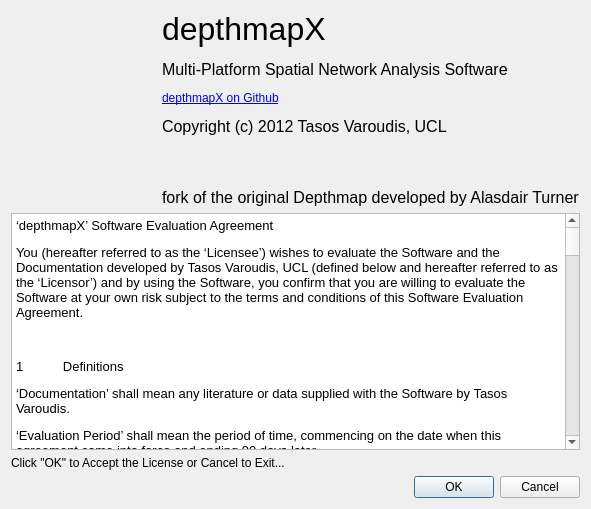
Above: depthmapX/UI/licenseagreement.ui from varoudis/depthmapX before the change. Below: the same form after it.
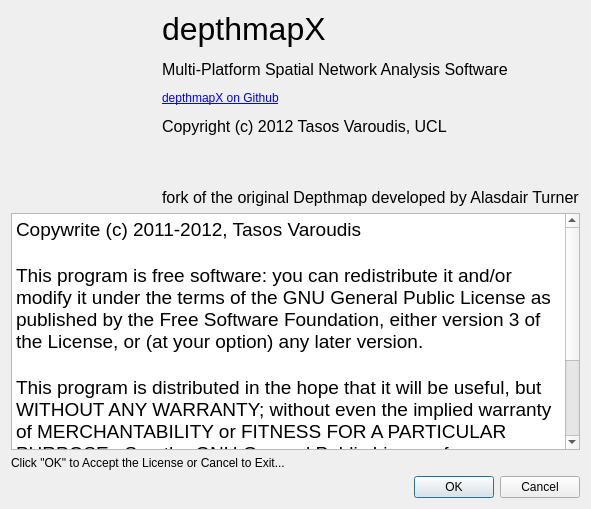
That is the form after the change. Icons and pictures are not drawn.

Patch:
```diff
--- a/depthmapX/UI/licenseagreement.ui
+++ b/depthmapX/UI/licenseagreement.ui
@@ -41,47 +41,13 @@
 &lt;html&gt;&lt;head&gt;&lt;meta name=&quot;qrichtext&quot; content=&quot;1&quot; /&gt;&lt;style type=&quot;text/css&quot;&gt;
 p, li { white-space: pre-wrap; }
 &lt;/style&gt;&lt;/head&gt;&lt;body style=&quot; font-family:'Lucida Grande'; font-size:13pt; font-weight:400; font-style:normal;&quot;&gt;
-&lt;p style=&quot; margin-top:12px; margin-bottom:12px; margin-left:0px; margin-right:0px; -qt-block-indent:0; text-indent:0px;&quot;&gt;&lt;span style=&quot; font-size:10pt; color:#000000;&quot;&gt;‘depthmapX’ Software Evaluation Agreement&lt;/span&gt;&lt;span style=&quot; font-size:10pt;&quot;&gt; &lt;/span&gt;&lt;/p&gt;
-&lt;p style=&quot; margin-top:12px; margin-bottom:12px; margin-left:0px; margin-right:0px; -qt-block-indent:0; text-indent:0px;&quot;&gt;&lt;span style=&quot; font-size:10pt;&quot;&gt;You (hereafter referred to as the ‘Licensee’) wishes to evaluate the Software and the Documentation developed by Tasos Varoudis, UCL (defined below and hereafter referred to as the ‘Licensor’) and by using the Software, you confirm that you are willing to evaluate the Software at your own risk subject to the terms and conditions of this Software Evaluation Agreement. &lt;/span&gt;&lt;/p&gt;
-&lt;p style=&quot;-qt-paragraph-type:empty; margin-top:12px; margin-bottom:12px; margin-left:0px; margin-right:0px; -qt-block-indent:0; text-indent:0px; font-size:10pt;&quot;&gt;&lt;br /&gt;&lt;/p&gt;
-&lt;p style=&quot; margin-top:12px; margin-bottom:12px; margin-left:0px; margin-right:0px; -qt-block-indent:0; text-indent:0px;&quot;&gt;&lt;span style=&quot; font-size:10pt;&quot;&gt;1&lt;/span&gt;&lt;span style=&quot; font-family:'Times New Roman'; font-size:10pt;&quot;&gt;           &lt;/span&gt;&lt;span style=&quot; font-size:10pt;&quot;&gt;Definitions &lt;/span&gt;&lt;/p&gt;
-&lt;p style=&quot; margin-top:12px; margin-bottom:12px; margin-left:0px; margin-right:0px; -qt-block-indent:0; text-indent:0px;&quot;&gt;&lt;span style=&quot; font-size:10pt;&quot;&gt;‘Documentation’ shall mean any literature or data supplied with the Software by Tasos Varoudis. &lt;/span&gt;&lt;/p&gt;
-&lt;p style=&quot; margin-top:12px; margin-bottom:12px; margin-left:0px; margin-right:0px; -qt-block-indent:0; text-indent:0px;&quot;&gt;&lt;span style=&quot; font-size:10pt;&quot;&gt;‘Evaluation Period’ shall mean the period of time, commencing on the date when this agreement came into force and ending 90 days later. &lt;/span&gt;&lt;/p&gt;
-&lt;p style=&quot; margin-top:12px; margin-bottom:12px; margin-left:0px; margin-right:0px; -qt-block-indent:0; text-indent:0px;&quot;&gt;&lt;span style=&quot; font-size:10pt;&quot;&gt;‘Software’ shall mean the depthmapX software to be licensed under this Agreement. &lt;/span&gt;&lt;/p&gt;
-&lt;p style=&quot;-qt-paragraph-type:empty; margin-top:12px; margin-bottom:12px; margin-left:0px; margin-right:0px; -qt-block-indent:0; text-indent:0px; font-size:10pt;&quot;&gt;&lt;br /&gt;&lt;/p&gt;
-&lt;p style=&quot; margin-top:12px; margin-bottom:12px; margin-left:0px; margin-right:0px; -qt-block-indent:0; text-indent:0px;&quot;&gt;&lt;span style=&quot; font-size:10pt;&quot;&gt;2&lt;/span&gt;&lt;span style=&quot; font-family:'Times New Roman'; font-size:10pt;&quot;&gt;           &lt;/span&gt;&lt;span style=&quot; font-size:10pt;&quot;&gt;Software licence &lt;/span&gt;&lt;/p&gt;
-&lt;p style=&quot; margin-top:12px; margin-bottom:12px; margin-left:0px; margin-right:0px; -qt-block-indent:0; text-indent:0px;&quot;&gt;&lt;span style=&quot; font-size:10pt;&quot;&gt;2.1&lt;/span&gt;&lt;span style=&quot; font-family:'Times New Roman'; font-size:10pt;&quot;&gt;       &lt;/span&gt;&lt;span style=&quot; font-size:10pt;&quot;&gt;Licensor hereby grants Licensee the non-exclusive right to use the Software for the purpose of internal evaluation only during the Evaluation Period at the Site. &lt;/span&gt;&lt;/p&gt;
-&lt;p style=&quot; margin-top:12px; margin-bottom:12px; margin-left:0px; margin-right:0px; -qt-block-indent:0; text-indent:0px;&quot;&gt;&lt;span style=&quot; font-size:10pt;&quot;&gt;2.2&lt;/span&gt;&lt;span style=&quot; font-family:'Times New Roman'; font-size:10pt;&quot;&gt;       &lt;/span&gt;&lt;span style=&quot; font-size:10pt;&quot;&gt;Licensee agrees and undertakes to use the Software and to undertake its evaluation without charge to Licensor for the Evaluation Period. &lt;/span&gt;&lt;/p&gt;
-&lt;p style=&quot; margin-top:12px; margin-bottom:12px; margin-left:0px; margin-right:0px; -qt-block-indent:0; text-indent:0px;&quot;&gt;&lt;span style=&quot; font-size:10pt;&quot;&gt;2.3&lt;/span&gt;&lt;span style=&quot; font-family:'Times New Roman'; font-size:10pt;&quot;&gt;       &lt;/span&gt;&lt;span style=&quot; font-size:10pt;&quot;&gt;Licensee may at any time during the Evaluation Period, and must at the end of the Evaluation Period if Licensee decides not to enter into a further agreement with Licensor, uninstall the Software from its computer system and return to Licensor all copies of the Software, together with the Documentation for the Software and all other material containing information concerning the Software which has either been supplied to it or of which it has become aware, whereupon Licensee’s obligations under this Agreement shall cease, other than those under clause 4 of this Agreement. &lt;/span&gt;&lt;/p&gt;
-&lt;p style=&quot;-qt-paragraph-type:empty; margin-top:12px; margin-bottom:12px; margin-left:0px; margin-right:0px; -qt-block-indent:0; text-indent:0px; font-size:10pt;&quot;&gt;&lt;br /&gt;&lt;/p&gt;
-&lt;p style=&quot; margin-top:12px; margin-bottom:12px; margin-left:0px; margin-right:0px; -qt-block-indent:0; text-indent:0px;&quot;&gt;&lt;span style=&quot; font-size:10pt;&quot;&gt;3&lt;/span&gt;&lt;span style=&quot; font-family:'Times New Roman'; font-size:10pt;&quot;&gt;                        &lt;/span&gt;&lt;span style=&quot; font-size:10pt;&quot;&gt;Licensee’s obligations &lt;/span&gt;&lt;/p&gt;
-&lt;p style=&quot; margin-top:12px; margin-bottom:12px; margin-left:0px; margin-right:0px; -qt-block-indent:0; text-indent:0px;&quot;&gt;&lt;span style=&quot; font-size:10pt;&quot;&gt;3.1                   During the Evaluation Period Licensee shall: &lt;/span&gt;&lt;/p&gt;
-&lt;p style=&quot; margin-top:12px; margin-bottom:12px; margin-left:0px; margin-right:0px; -qt-block-indent:0; text-indent:0px;&quot;&gt;&lt;span style=&quot; font-size:10pt;&quot;&gt;(a)&lt;/span&gt;&lt;span style=&quot; font-family:'Times New Roman'; font-size:10pt;&quot;&gt;         &lt;/span&gt;&lt;span style=&quot; font-size:10pt;&quot;&gt;Install and keep the Software installed on its computer system and ensure that the  Software is only used by its employees who would normally use such a product. &lt;/span&gt;&lt;/p&gt;
-&lt;p style=&quot; margin-top:0px; margin-bottom:0px; margin-left:0px; margin-right:0px; -qt-block-indent:0; text-indent:0px;&quot;&gt;&lt;span style=&quot; font-family:'Arial'; font-size:10pt;&quot;&gt;(b)&lt;/span&gt;&lt;span style=&quot; font-family:'Times New Roman'; font-size:10pt;&quot;&gt;        &lt;/span&gt;&lt;span style=&quot; font-family:'Arial'; font-size:10pt;&quot;&gt;Provide Licensor with verbal and written reports on the Software’s performance&lt;/span&gt;&lt;span style=&quot; font-family:'Arial'; font-size:10pt; font-style:italic;&quot;&gt;. &lt;/span&gt;&lt;span style=&quot; font-family:'Arial'; font-size:10pt;&quot;&gt; In addition the reports shall identify any errors, bugs or shortcomings that limit the usability of the Software.  The Licensee shall also make those of its employees who are using the Software available for discussions with the Licensor from time to time.&lt;/span&gt;&lt;span style=&quot; font-size:10pt;&quot;&gt; &lt;/span&gt;&lt;/p&gt;
-&lt;p style=&quot;-qt-paragraph-type:empty; margin-top:0px; margin-bottom:0px; margin-left:0px; margin-right:0px; -qt-block-indent:0; text-indent:0px; font-size:10pt;&quot;&gt;&lt;br /&gt;&lt;/p&gt;
-&lt;p style=&quot; margin-top:0px; margin-bottom:0px; margin-left:0px; margin-right:0px; -qt-block-indent:0; text-indent:0px;&quot;&gt;&lt;span style=&quot; font-family:'Arial'; font-size:10pt;&quot;&gt; &lt;/span&gt;&lt;span style=&quot; font-size:10pt;&quot;&gt; &lt;/span&gt;&lt;/p&gt;
-&lt;p style=&quot; margin-top:12px; margin-bottom:12px; margin-left:0px; margin-right:0px; -qt-block-indent:0; text-indent:0px;&quot;&gt;&lt;span style=&quot; font-size:10pt;&quot;&gt;4&lt;/span&gt;&lt;span style=&quot; font-family:'Times New Roman'; font-size:10pt;&quot;&gt;           &lt;/span&gt;&lt;span style=&quot; font-size:10pt;&quot;&gt;Confidentiality &lt;/span&gt;&lt;/p&gt;
-&lt;p style=&quot; margin-top:12px; margin-bottom:12px; margin-left:0px; margin-right:0px; -qt-block-indent:0; text-indent:0px;&quot;&gt;&lt;span style=&quot; font-size:10pt;&quot;&gt;4.1       During and after the Evaluation Period, Licensee shall treat the Software, Documentation and all information concerning it which is either supplied to it or of which it becomes aware as confidential and accordingly shall not: &lt;/span&gt;&lt;/p&gt;
-&lt;p style=&quot; margin-top:12px; margin-bottom:12px; margin-left:0px; margin-right:0px; -qt-block-indent:0; text-indent:0px;&quot;&gt;&lt;span style=&quot; font-size:10pt;&quot;&gt;(a)              disclose any such information to any third party; or &lt;/span&gt;&lt;/p&gt;
-&lt;p style=&quot; margin-top:12px; margin-bottom:12px; margin-left:0px; margin-right:0px; -qt-block-indent:0; text-indent:0px;&quot;&gt;&lt;span style=&quot; font-size:10pt;&quot;&gt;(b)              disclose any such information to any employee who has not acknowledged in writing the confidentiality of such information; or &lt;/span&gt;&lt;/p&gt;
-&lt;p style=&quot; margin-top:12px; margin-bottom:12px; margin-left:0px; margin-right:0px; -qt-block-indent:0; text-indent:0px;&quot;&gt;&lt;span style=&quot; font-size:10pt;&quot;&gt;(c)              use any such information other than for the purpose of its own internal evaluation, testing and evaluation of the Software except to the extent that such information is or becomes public knowledge other than through any fault of Licensee and shall at the request of Licensor and at its own cost take such proceedings as may be necessary to preserve the confidentiality of such information. &lt;/span&gt;&lt;/p&gt;
-&lt;p style=&quot; margin-top:12px; margin-bottom:12px; margin-left:0px; margin-right:0px; -qt-block-indent:0; text-indent:0px;&quot;&gt;&lt;span style=&quot; font-size:10pt;&quot;&gt;  &lt;/span&gt;&lt;/p&gt;
-&lt;p style=&quot; margin-top:12px; margin-bottom:12px; margin-left:0px; margin-right:0px; -qt-block-indent:0; text-indent:0px;&quot;&gt;&lt;span style=&quot; font-family:'Arial'; font-size:10pt;&quot;&gt;5&lt;/span&gt;&lt;span style=&quot; font-family:'Times New Roman'; font-size:10pt;&quot;&gt;           &lt;/span&gt;&lt;span style=&quot; font-family:'Arial'; font-size:10pt; font-weight:600;&quot;&gt;References to Licensee’s use of the Software and publication of results&lt;/span&gt;&lt;span style=&quot; font-size:10pt;&quot;&gt; &lt;/span&gt;&lt;/p&gt;
-&lt;p style=&quot; margin-top:0px; margin-bottom:12px; margin-left:0px; margin-right:0px; -qt-block-indent:0; text-indent:0px;&quot;&gt;&lt;span style=&quot; font-family:'Arial'; font-size:10pt;&quot;&gt;UCL shall be permitted to publish the results of the Licensee’s evaluation of the Software. All proposed publications containing results relating to the evaluation shall be submitted in writing to the Licensee for review at least fourteen (14) days before submission for publication or presentation. The Licensee may request amendment to the publication through which any commercially sensitive background intellectual property of the Licensee is disguised to the satisfaction the Licensee. If the Licensee fails to notify UCL of any required amendments within 14 days of receiving the proposed publication, then UCL shall be free to assume that the Licensee has no objection to the proposed publication. &lt;/span&gt;&lt;/p&gt;
-&lt;p style=&quot;-qt-paragraph-type:empty; margin-top:12px; margin-bottom:12px; margin-left:0px; margin-right:0px; -qt-block-indent:0; text-indent:0px; font-size:10pt;&quot;&gt;&lt;br /&gt;&lt;/p&gt;
-&lt;p style=&quot; margin-top:12px; margin-bottom:12px; margin-left:0px; margin-right:0px; -qt-block-indent:0; text-indent:0px;&quot;&gt;&lt;span style=&quot; font-size:10pt;&quot;&gt;6&lt;/span&gt;&lt;span style=&quot; font-family:'Times New Roman'; font-size:10pt;&quot;&gt;           &lt;/span&gt;&lt;span style=&quot; font-size:10pt;&quot;&gt;Intellectual Property Rights &lt;/span&gt;&lt;/p&gt;
-&lt;p style=&quot; margin-top:12px; margin-bottom:12px; margin-left:0px; margin-right:0px; -qt-block-indent:0; text-indent:0px;&quot;&gt;&lt;span style=&quot; font-size:10pt;&quot;&gt;Copyright and all other intellectual property rights in the Software and the Documentation shall remain at all times the property of Licensor and Licensee shall acquire no rights in any such material except as expressly provided in this Agreement. &lt;/span&gt;&lt;/p&gt;
-&lt;p style=&quot;-qt-paragraph-type:empty; margin-top:12px; margin-bottom:12px; margin-left:0px; margin-right:0px; -qt-block-indent:0; text-indent:0px; font-size:10pt;&quot;&gt;&lt;br /&gt;&lt;/p&gt;
-&lt;p style=&quot; margin-top:12px; margin-bottom:12px; margin-left:0px; margin-right:0px; -qt-block-indent:0; text-indent:0px;&quot;&gt;&lt;span style=&quot; font-size:10pt;&quot;&gt;7&lt;/span&gt;&lt;span style=&quot; font-family:'Times New Roman'; font-size:10pt;&quot;&gt;           &lt;/span&gt;&lt;span style=&quot; font-size:10pt;&quot;&gt;Exclusion of warranty &lt;/span&gt;&lt;/p&gt;
-&lt;p style=&quot; margin-top:12px; margin-bottom:12px; margin-left:0px; margin-right:0px; -qt-block-indent:0; text-indent:0px;&quot;&gt;&lt;span style=&quot; font-size:10pt;&quot;&gt;Licensee acknowledges that during the Evaluation Period the Software will be for test and evaluation purposes only, is being provided ‘AS IS’ without any warranty of any kind and is being tested and evaluated by Licensee at its own risk. &lt;/span&gt;&lt;/p&gt;
-&lt;p style=&quot;-qt-paragraph-type:empty; margin-top:12px; margin-bottom:12px; margin-left:0px; margin-right:0px; -qt-block-indent:0; text-indent:0px; font-size:10pt;&quot;&gt;&lt;br /&gt;&lt;/p&gt;
-&lt;p style=&quot; margin-top:12px; margin-bottom:12px; margin-left:0px; margin-right:0px; -qt-block-indent:0; text-indent:0px;&quot;&gt;&lt;span style=&quot; font-size:10pt;&quot;&gt;8&lt;/span&gt;&lt;span style=&quot; font-family:'Times New Roman'; font-size:10pt;&quot;&gt;           &lt;/span&gt;&lt;span style=&quot; font-size:10pt;&quot;&gt;General &lt;/span&gt;&lt;/p&gt;
-&lt;p style=&quot; margin-top:12px; margin-bottom:12px; margin-left:0px; margin-right:0px; -qt-block-indent:0; text-indent:0px;&quot;&gt;&lt;span style=&quot; font-size:10pt;&quot;&gt;8.1&lt;/span&gt;&lt;span style=&quot; font-family:'Times New Roman'; font-size:10pt;&quot;&gt;       &lt;/span&gt;&lt;span style=&quot; font-size:10pt;&quot;&gt;Licensee may not assign its rights and obligations under this Agreement. &lt;/span&gt;&lt;/p&gt;
-&lt;p style=&quot; margin-top:12px; margin-bottom:12px; margin-left:0px; margin-right:0px; -qt-block-indent:0; text-indent:0px;&quot;&gt;&lt;span style=&quot; font-size:10pt;&quot;&gt;8.2&lt;/span&gt;&lt;span style=&quot; font-family:'Times New Roman'; font-size:10pt;&quot;&gt;       &lt;/span&gt;&lt;span style=&quot; font-size:10pt;&quot;&gt;In the event that any or any part of the terms, conditions or provisions contained in this Agreement are determined by any competent authority to be invalid, unlawful or unenforceable to any extent such term, condition or provision shall to that extent be severed from the remaining terms, conditions and provisions which shall continue to be valid and enforceable to the fullest extent permitted. &lt;/span&gt;&lt;/p&gt;
-&lt;p style=&quot; margin-top:12px; margin-bottom:12px; margin-left:0px; margin-right:0px; -qt-block-indent:0; text-indent:0px;&quot;&gt;&lt;span style=&quot; font-size:10pt;&quot;&gt;8.3&lt;/span&gt;&lt;span style=&quot; font-family:'Times New Roman'; font-size:10pt;&quot;&gt;       &lt;/span&gt;&lt;span style=&quot; font-size:10pt;&quot;&gt;This Agreement shall be governed by and construed in accordance with the laws of England and Wales to the non-exclusive jurisdiction of the courts of which the parties hereby submit. &lt;/span&gt;&lt;/p&gt;
-&lt;p style=&quot;-qt-paragraph-type:empty; margin-top:12px; margin-bottom:12px; margin-left:0px; margin-right:0px; -qt-block-indent:0; text-indent:0px; font-size:10pt;&quot;&gt;&lt;br /&gt;&lt;/p&gt;
-&lt;p style=&quot; margin-top:12px; margin-bottom:12px; margin-left:0px; margin-right:0px; -qt-block-indent:0; text-indent:0px;&quot;&gt;&lt;span style=&quot; font-size:10pt;&quot;&gt;9&lt;/span&gt;&lt;span style=&quot; font-family:'Times New Roman'; font-size:10pt;&quot;&gt;           &lt;/span&gt;&lt;span style=&quot; font-size:10pt;&quot;&gt;Third parties &lt;/span&gt;&lt;/p&gt;
-&lt;p style=&quot; margin-top:12px; margin-bottom:12px; margin-left:0px; margin-right:0px; -qt-block-indent:0; text-indent:0px;&quot;&gt;&lt;span style=&quot; font-size:10pt;&quot;&gt;This Agreement does not create any right enforceable by any person who is not a party to it ('Third Party') under the Contracts (Rights of Third Parties) Act 1999, but this clause does not affect any right or remedy of a Third Party which exists or is available apart from that Act. &lt;/span&gt;&lt;/p&gt;&lt;/body&gt;&lt;/html&gt;</string>
+&lt;p style=&quot; margin-top:0px; margin-bottom:0px; margin-left:0px; margin-right:0px; -qt-block-indent:0; text-indent:0px;&quot;&gt;&lt;span style=&quot; font-family:'Courier New,courier'; font-size:14pt; color:#000000;&quot;&gt;Copywrite (c) 2011-2012, Tasos Varoudis&lt;/span&gt;&lt;/p&gt;
+&lt;p style=&quot;-qt-paragraph-type:empty; margin-top:0px; margin-bottom:0px; margin-left:0px; margin-right:0px; -qt-block-indent:0; text-indent:0px; font-family:'Courier New,courier'; font-size:14pt; color:#000000;&quot;&gt;&lt;br /&gt;&lt;/p&gt;
+&lt;p style=&quot; margin-top:0px; margin-bottom:0px; margin-left:0px; margin-right:0px; -qt-block-indent:0; text-indent:0px;&quot;&gt;&lt;span style=&quot; font-family:'Courier New,courier'; font-size:14pt; color:#000000;&quot;&gt;This program is free software: you can redistribute it and/or modify it under the terms of the GNU General Public License as published by the Free Software Foundation, either version 3 of the License, or (at your option) any later version.&lt;/span&gt;&lt;/p&gt;
+&lt;p style=&quot;-qt-paragraph-type:empty; margin-top:0px; margin-bottom:0px; margin-left:0px; margin-right:0px; -qt-block-indent:0; text-indent:0px; font-family:'Courier New,courier'; font-size:14pt; color:#000000;&quot;&gt;&lt;br /&gt;&lt;/p&gt;
+&lt;p style=&quot; margin-top:0px; margin-bottom:0px; margin-left:0px; margin-right:0px; -qt-block-indent:0; text-indent:0px;&quot;&gt;&lt;span style=&quot; font-family:'Courier New,courier'; font-size:14pt; color:#000000;&quot;&gt;This program is distributed in the hope that it will be useful, but WITHOUT ANY WARRANTY; without even the implied warranty of MERCHANTABILITY or FITNESS FOR A PARTICULAR PURPOSE.  See the GNU General Public License for more details.&lt;/span&gt;&lt;/p&gt;
+&lt;p style=&quot;-qt-paragraph-type:empty; margin-top:0px; margin-bottom:0px; margin-left:0px; margin-right:0px; -qt-block-indent:0; text-indent:0px; font-family:'Courier New,courier'; font-size:14pt; color:#000000;&quot;&gt;&lt;br /&gt;&lt;/p&gt;
+&lt;p style=&quot; margin-top:0px; margin-bottom:0px; margin-left:0px; margin-right:0px; -qt-block-indent:0; text-indent:0px;&quot;&gt;&lt;span style=&quot; font-family:'Courier New,courier'; font-size:14pt; color:#000000;&quot;&gt;You should have received a copy of the GNU General Public License along with this program.  If not, see &amp;lt;http://www.gnu.org/licenses/&amp;gt;.&lt;/span&gt;&lt;/p&gt;&lt;/body&gt;&lt;/html&gt;</string>
        </property>
       </widget>
      </item>
```
